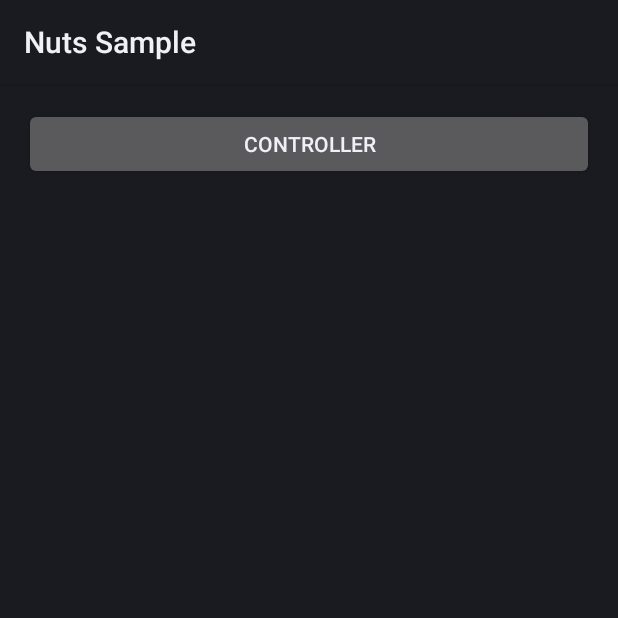
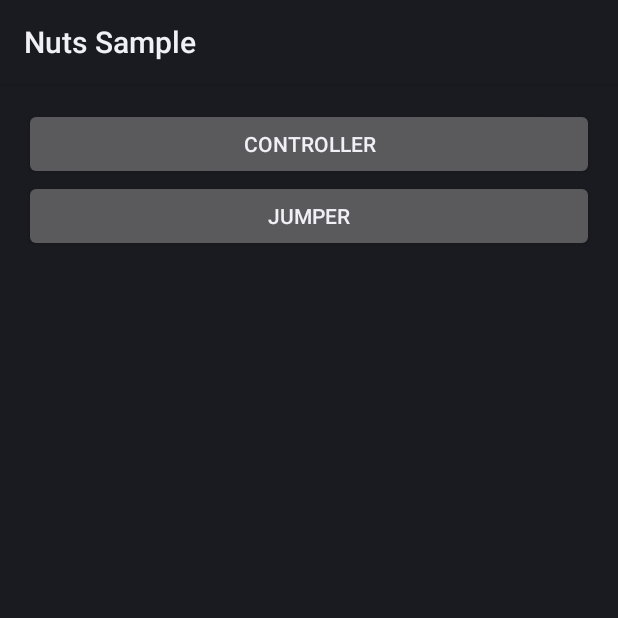
Before and after one commit to hellokent/Nuts, an Android app: the screen it shows after launch (MainActivity), on a phone screen of 412 x 824 dp, the top half of it. Run offline under Robolectric (Android 15) with nearby library versions, the phone set to English and light mode, and no system bars; libraries missing offline, so code that uses them is left out: com.rits.cloning.

Commit message:
添加Jumper测试Activity

```diff
--- /dev/null
+++ b/sample/src/main/java/com/nuts/sample/config/IntentNames.java
@@ -0,0 +1,5 @@
+package com.nuts.sample.config;
+
+public interface IntentNames {
+    String COUNT = "count";
+}
--- a/sample/src/main/java/com/nuts/sample/config/Jumper.java
+++ b/sample/src/main/java/com/nuts/sample/config/Jumper.java
@@ -1,10 +1,13 @@
 package com.nuts.sample.config;
 
 import com.nuts.lib.jumper.ActivityInfo;
+import com.nuts.lib.jumper.Extra;
 import com.nuts.lib.jumper.IntentHandler;
 import com.nuts.sample.ui.controller.CheckActivityControllerActivity;
 import com.nuts.sample.ui.controller.ControllerActivity;
 import com.nuts.sample.ui.controller.SimpleControllerActivity;
+import com.nuts.sample.ui.jumper.JumperActivity;
+import com.nuts.sample.ui.jumper.JumperSimpleActivity;
 
 public interface Jumper {
 
@@ -17,4 +20,12 @@ public interface Jumper {
     @ActivityInfo(clz = CheckActivityControllerActivity.class)
     IntentHandler checkActivityController();
 
+    @ActivityInfo(clz = JumperActivity.class)
+    IntentHandler viewJumper();
+
+    @ActivityInfo(clz = JumperSimpleActivity.class)
+    IntentHandler viewJumperSimple(@Extra(IntentNames.COUNT) int count);
+
+    @ActivityInfo(action = "action")
+    IntentHandler sendBroadcast();
 }
--- a/sample/src/main/java/com/nuts/sample/ui/MainActivity.java
+++ b/sample/src/main/java/com/nuts/sample/ui/MainActivity.java
@@ -19,4 +19,9 @@ public class MainActivity extends BaseActivity {
     public void gotoController() {
         JUMPER.viewController().startActivity(this);
     }
+
+    @OnClick(R.id.jumper)
+    public void gotoJumper() {
+        JUMPER.viewJumper().startActivity(this);
+    }
 }
--- a/sample/src/main/res/layout/activity_main.xml
+++ b/sample/src/main/res/layout/activity_main.xml
@@ -6,6 +6,7 @@
 
     <LinearLayout android:layout_width="match_parent"
                   android:layout_height="match_parent"
+                  android:orientation="vertical"
                   android:layout_margin="16dp">
 
         <Button android:id="@+id/controller"
@@ -13,6 +14,11 @@
                 android:layout_height="wrap_content"
                 android:text="Controller"/>
 
+        <Button android:id="@+id/jumper"
+                android:layout_width="match_parent"
+                android:layout_height="wrap_content"
+                android:text="Jumper"/>
+
     </LinearLayout>
 
 </ScrollView>
--- a/sample/src/main/res/values/strings.xml
+++ b/sample/src/main/res/values/strings.xml
@@ -6,4 +6,5 @@
     <string name="title_activity_simple_controller">Simple Controller</string>
     <string name="title_activity_controller">Controller</string>
     <string name="dialog_loading">加载中…</string>
+    <string name="title_activity_jumper">Jumper</string>
 </resources>
```
Also changed, not shown: sample/src/main/AndroidManifest.xml (+16 -9 lines), sample/src/main/java/com/nuts/sample/ui/jumper/JumperActivity.java (added, +66 -0 lines), sample/src/main/java/com/nuts/sample/ui/jumper/JumperSimpleActivity.java (added, +22 -0 lines), sample/src/main/res/layout/activity_jumper.xml (added, +29 -0 lines).
